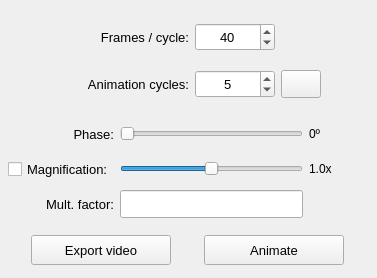
First picture: the form in vibra/interface/data/ui_files/plots/general/animation_widget.ui, repository MOPT-UFSC/VIBRA, before the edit.
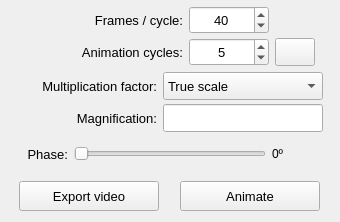
Second picture: the form after the edit. Icons and pictures are not drawn.

Commit message: Implement an alternative approach to select multiplication factors

```diff
--- a/vibra/interface/data/ui_files/plots/general/animation_widget.ui
+++ b/vibra/interface/data/ui_files/plots/general/animation_widget.ui
@@ -6,14 +6,14 @@
    <rect>
     <x>0</x>
     <y>0</y>
-    <width>377</width>
-    <height>278</height>
+    <width>340</width>
+    <height>222</height>
    </rect>
   </property>
   <property name="minimumSize">
    <size>
     <width>0</width>
-    <height>220</height>
+    <height>0</height>
    </size>
   </property>
   <property name="windowTitle">
@@ -24,18 +24,18 @@
     <number>2</number>
    </property>
    <property name="topMargin">
-    <number>8</number>
+    <number>6</number>
    </property>
    <property name="rightMargin">
     <number>2</number>
    </property>
    <property name="bottomMargin">
-    <number>4</number>
+    <number>2</number>
    </property>
    <property name="verticalSpacing">
     <number>2</number>
    </property>
-   <item row="4" column="0" colspan="2">
+   <item row="5" column="0" colspan="2">
     <widget class="QFrame" name="frame_bottom">
      <property name="minimumSize">
       <size>
@@ -131,12 +131,12 @@
      </layout>
     </widget>
    </item>
-   <item row="2" column="0" colspan="2">
+   <item row="3" column="0" colspan="2">
     <widget class="QFrame" name="frame_middle">
      <property name="maximumSize">
       <size>
        <width>16777215</width>
-       <height>16777215</height>
+       <height>40</height>
       </size>
      </property>
      <property name="frameShape">
@@ -158,11 +158,14 @@
       <property name="bottomMargin">
        <number>2</number>
       </property>
-      <item row="3" column="1">
-       <widget class="QLabel" name="label_animation_phase_2">
+      <property name="verticalSpacing">
+       <number>4</number>
+      </property>
+      <item row="1" column="2">
+       <widget class="QLabel" name="label_phase_angle">
         <property name="minimumSize">
          <size>
-          <width>0</width>
+          <width>60</width>
           <height>28</height>
          </size>
         </property>
@@ -172,55 +175,23 @@
           <height>28</height>
          </size>
         </property>
-        <property name="font">
-         <font>
-          <pointsize>10</pointsize>
-         </font>
-        </property>
         <property name="text">
-         <string>Mult. factor:</string>
+         <string>0º</string>
         </property>
-        <property name="alignment">
-         <set>Qt::AlignmentFlag::AlignRight|Qt::AlignmentFlag::AlignTrailing|Qt::AlignmentFlag::AlignVCenter</set>
-        </property>
        </widget>
       </item>
-      <item row="2" column="1" alignment="Qt::AlignmentFlag::AlignHCenter">
-       <widget class="QCheckBox" name="checkBox_magnification">
-        <property name="minimumSize">
-         <size>
-          <width>0</width>
-          <height>28</height>
-         </size>
-        </property>
-        <property name="maximumSize">
-         <size>
-          <width>16777215</width>
-          <height>28</height>
-         </size>
-        </property>
-        <property name="font">
-         <font>
-          <pointsize>10</pointsize>
-         </font>
-        </property>
-        <property name="text">
-         <string>Magnification:</string>
-        </property>
-       </widget>
-      </item>
-      <item row="1" column="1">
+      <item row="1" column="0">
        <widget class="QLabel" name="label_animation_phase">
         <property name="minimumSize">
          <size>
-          <width>0</width>
-          <height>28</height>
+          <width>60</width>
+          <height>26</height>
          </size>
         </property>
         <property name="maximumSize">
          <size>
           <width>16777215</width>
-          <height>28</height>
+          <height>26</height>
          </size>
         </property>
         <property name="font">
@@ -236,48 +207,11 @@
         </property>
        </widget>
       </item>
-      <item row="1" column="2">
+      <item row="1" column="1">
        <widget class="QSlider" name="phase_slider">
         <property name="minimumSize">
          <size>
           <width>0</width>
-          <height>0</height>
-         </size>
-        </property>
-        <property name="orientation">
-         <enum>Qt::Orientation::Horizontal</enum>
-        </property>
-       </widget>
-      </item>
-      <item row="3" column="2">
-       <widget class="QLineEdit" name="lineEdit_multiplication_factor">
-        <property name="minimumSize">
-         <size>
-          <width>0</width>
-          <height>28</height>
-         </size>
-        </property>
-        <property name="maximumSize">
-         <size>
-          <width>16777215</width>
-          <height>28</height>
-         </size>
-        </property>
-        <property name="font">
-         <font>
-          <pointsize>10</pointsize>
-         </font>
-        </property>
-        <property name="alignment">
-         <set>Qt::AlignmentFlag::AlignCenter</set>
-        </property>
-       </widget>
-      </item>
-      <item row="1" column="3">
-       <widget class="QLabel" name="label_phase_angle">
-        <property name="minimumSize">
-         <size>
-          <width>60</width>
           <height>26</height>
          </size>
         </property>
@@ -286,44 +220,6 @@
           <width>16777215</width>
           <height>26</height>
          </size>
-        </property>
-        <property name="text">
-         <string>0º</string>
-        </property>
-       </widget>
-      </item>
-      <item row="2" column="3">
-       <widget class="QLabel" name="label_factor">
-        <property name="minimumSize">
-         <size>
-          <width>60</width>
-          <height>26</height>
-         </size>
-        </property>
-        <property name="maximumSize">
-         <size>
-          <width>16777215</width>
-          <height>26</height>
-         </size>
-        </property>
-        <property name="text">
-         <string>1.0x</string>
-        </property>
-       </widget>
-      </item>
-      <item row="2" column="2">
-       <widget class="QSlider" name="magnification_factor_slider">
-        <property name="minimumSize">
-         <size>
-          <width>0</width>
-          <height>0</height>
-         </size>
-        </property>
-        <property name="maximum">
-         <number>2</number>
-        </property>
-        <property name="value">
-         <number>1</number>
         </property>
         <property name="orientation">
          <enum>Qt::Orientation::Horizontal</enum>
@@ -346,13 +242,16 @@
        <number>6</number>
       </property>
       <property name="topMargin">
-       <number>2</number>
+       <number>0</number>
       </property>
       <property name="rightMargin">
        <number>6</number>
       </property>
       <property name="bottomMargin">
-       <number>2</number>
+       <number>0</number>
+      </property>
+      <property name="verticalSpacing">
+       <number>4</number>
       </property>
       <item row="1" column="3">
        <widget class="QPushButton" name="pushButton_animation_loop">
@@ -426,7 +325,7 @@
        <widget class="QLabel" name="label_animation_cycles">
         <property name="minimumSize">
          <size>
-          <width>0</width>
+          <width>120</width>
           <height>28</height>
          </size>
         </property>
@@ -453,7 +352,7 @@
        <widget class="QLabel" name="label_frames_cycle">
         <property name="minimumSize">
          <size>
-          <width>0</width>
+          <width>120</width>
           <height>28</height>
          </size>
         </property>
@@ -541,6 +440,228 @@
      </layout>
     </widget>
    </item>
+   <item row="2" column="0" colspan="2">
+    <widget class="QFrame" name="frame_factors">
+     <property name="frameShape">
+      <enum>QFrame::Shape::NoFrame</enum>
+     </property>
+     <property name="frameShadow">
+      <enum>QFrame::Shadow::Raised</enum>
+     </property>
+     <layout class="QGridLayout" name="gridLayout_5">
+      <property name="leftMargin">
+       <number>6</number>
+      </property>
+      <property name="topMargin">
+       <number>4</number>
+      </property>
+      <property name="rightMargin">
+       <number>6</number>
+      </property>
+      <property name="bottomMargin">
+       <number>4</number>
+      </property>
+      <property name="verticalSpacing">
+       <number>4</number>
+      </property>
+      <item row="1" column="2">
+       <widget class="QLineEdit" name="lineEdit_multiplication_factor">
+        <property name="minimumSize">
+         <size>
+          <width>160</width>
+          <height>28</height>
+         </size>
+        </property>
+        <property name="maximumSize">
+         <size>
+          <width>16777215</width>
+          <height>28</height>
+         </size>
+        </property>
+        <property name="font">
+         <font>
+          <pointsize>10</pointsize>
+         </font>
+        </property>
+        <property name="alignment">
+         <set>Qt::AlignmentFlag::AlignCenter</set>
+        </property>
+       </widget>
+      </item>
+      <item row="1" column="1">
+       <widget class="QLabel" name="label_magnification">
+        <property name="minimumSize">
+         <size>
+          <width>140</width>
+          <height>28</height>
+         </size>
+        </property>
+        <property name="maximumSize">
+         <size>
+          <width>16777215</width>
+          <height>28</height>
+         </size>
+        </property>
+        <property name="font">
+         <font>
+          <pointsize>10</pointsize>
+         </font>
+        </property>
+        <property name="text">
+         <string>Magnification:</string>
+        </property>
+        <property name="alignment">
+         <set>Qt::AlignmentFlag::AlignRight|Qt::AlignmentFlag::AlignTrailing|Qt::AlignmentFlag::AlignVCenter</set>
+        </property>
+       </widget>
+      </item>
+      <item row="0" column="1">
+       <widget class="QLabel" name="label_multiplication_factor">
+        <property name="minimumSize">
+         <size>
+          <width>140</width>
+          <height>28</height>
+         </size>
+        </property>
+        <property name="maximumSize">
+         <size>
+          <width>16777215</width>
+          <height>28</height>
+         </size>
+        </property>
+        <property name="font">
+         <font>
+          <pointsize>10</pointsize>
+         </font>
+        </property>
+        <property name="text">
+         <string>Multiplication factor:</string>
+        </property>
+        <property name="alignment">
+         <set>Qt::AlignmentFlag::AlignRight|Qt::AlignmentFlag::AlignTrailing|Qt::AlignmentFlag::AlignVCenter</set>
+        </property>
+       </widget>
+      </item>
+      <item row="0" column="3">
+       <spacer name="horizontalSpacer_3">
+        <property name="orientation">
+         <enum>Qt::Orientation::Horizontal</enum>
+        </property>
+        <property name="sizeHint" stdset="0">
+         <size>
+          <width>40</width>
+          <height>20</height>
+         </size>
+        </property>
+       </spacer>
+      </item>
+      <item row="0" column="2">
+       <widget class="QComboBox" name="comboBox_multiplification_factor">
+        <property name="minimumSize">
+         <size>
+          <width>160</width>
+          <height>28</height>
+         </size>
+        </property>
+        <property name="maximumSize">
+         <size>
+          <width>16777215</width>
+          <height>28</height>
+         </size>
+        </property>
+        <property name="font">
+         <font>
+          <pointsize>10</pointsize>
+         </font>
+        </property>
+        <item>
+         <property name="text">
+          <string>True scale</string>
+         </property>
+        </item>
+        <item>
+         <property name="text">
+          <string>0.00x</string>
+         </property>
+        </item>
+        <item>
+         <property name="text">
+          <string>0.0625x</string>
+         </property>
+        </item>
+        <item>
+         <property name="text">
+          <string>0.125x</string>
+         </property>
+        </item>
+        <item>
+         <property name="text">
+          <string>0.25x</string>
+         </property>
+        </item>
+        <item>
+         <property name="text">
+          <string>0.50x</string>
+         </property>
+        </item>
+        <item>
+         <property name="text">
+          <string>0.75x</string>
+         </property>
+        </item>
+        <item>
+         <property name="text">
+          <string>1.00x</string>
+         </property>
+        </item>
+        <item>
+         <property name="text">
+          <string>1.25x</string>
+         </property>
+        </item>
+        <item>
+         <property name="text">
+          <string>1.50x</string>
+         </property>
+        </item>
+        <item>
+         <property name="text">
+          <string>1.75x</string>
+         </property>
+        </item>
+        <item>
+         <property name="text">
+          <string>2.00x</string>
+         </property>
+        </item>
+        <item>
+         <property name="text">
+          <string>3.00x</string>
+         </property>
+        </item>
+        <item>
+         <property name="text">
+          <string>4.00x</string>
+         </property>
+        </item>
+       </widget>
+      </item>
+      <item row="0" column="0">
+       <spacer name="horizontalSpacer_4">
+        <property name="orientation">
+         <enum>Qt::Orientation::Horizontal</enum>
+        </property>
+        <property name="sizeHint" stdset="0">
+         <size>
+          <width>40</width>
+          <height>20</height>
+         </size>
+        </property>
+       </spacer>
+      </item>
+     </layout>
+    </widget>
+   </item>
   </layout>
  </widget>
  <resources>
```
The commit also changes 14 other files.
